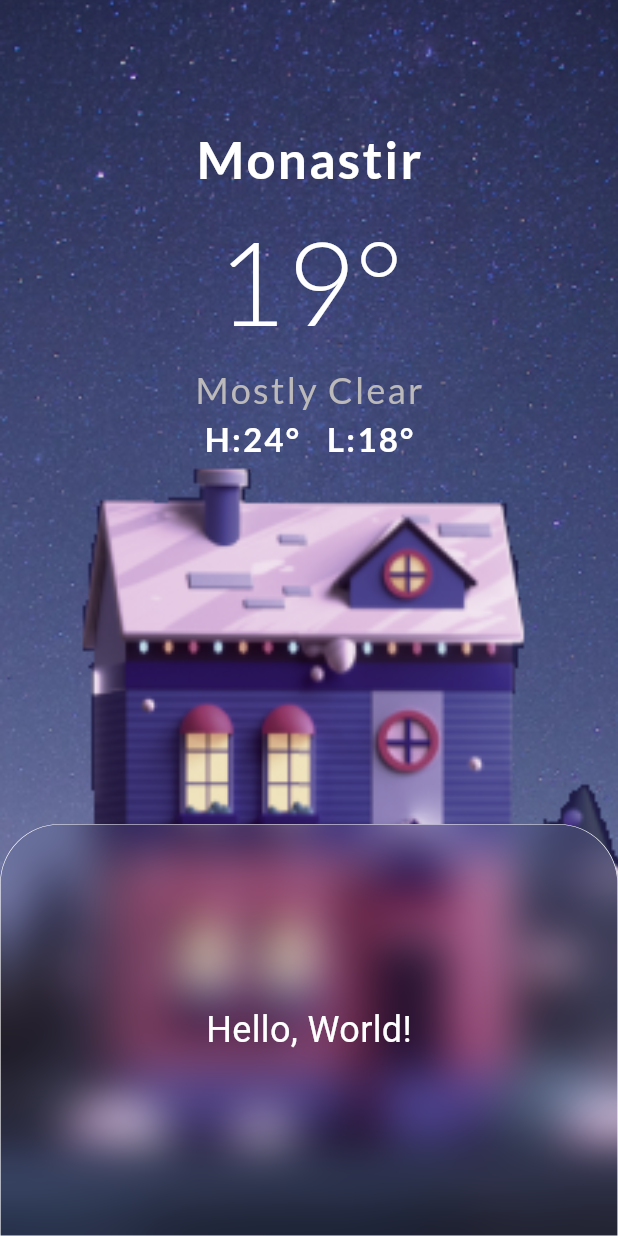
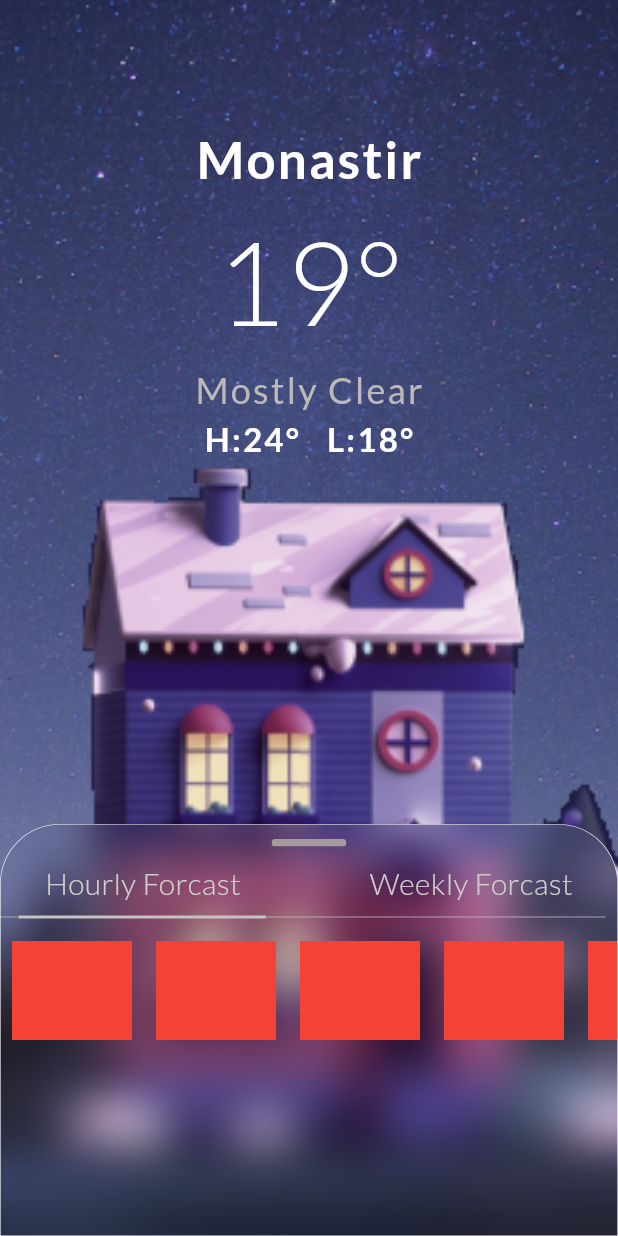
Before and after one commit to TarekLabidi/weather_app, a Flutter app: the screen it shows after launch, on a phone screen of 412 x 824 dp. Run offline on Flutter 3.47's test engine with Material 3 defaults, Android fonts, the phone set to English and light mode, and no system bars; our stand-ins replace google_fonts.

Commit message:
making progress in the bottom informations bar

```diff
--- a/lib/Views/components/bottom_informations_sheet.dart
+++ b/lib/Views/components/bottom_informations_sheet.dart
@@ -1,5 +1,6 @@
 import 'dart:ui';
 import 'package:flutter/material.dart';
+import 'package:weather_app/Views/components/weather_informations.dart';
 
 class BottomInformationsSheet extends StatelessWidget {
   const BottomInformationsSheet({Key? key});
@@ -11,8 +12,9 @@ class BottomInformationsSheet extends StatelessWidget {
     //Creating a blured Container with a white border
     return Stack(
       children: [
+        //Container blured
         ClipRRect(
-          borderRadius: BorderRadius.only(
+          borderRadius: const BorderRadius.only(
               topLeft: Radius.circular(40), topRight: Radius.circular(40)),
           child: BackdropFilter(
             filter: ImageFilter.blur(sigmaX: 15, sigmaY: 15),
@@ -21,10 +23,7 @@ class BottomInformationsSheet extends StatelessWidget {
               height: height / 3,
               color: Colors.transparent,
               child: const Center(
-                child: Text(
-                  'Hello, World!',
-                  style: TextStyle(color: Colors.white, fontSize: 24),
-                ),
+                child: WeatherInformations(),
               ),
             ),
           ),
@@ -35,7 +34,7 @@ class BottomInformationsSheet extends StatelessWidget {
           height: height / 3,
           decoration: BoxDecoration(
             border: Border.all(color: Colors.white, width: 0.4),
-            borderRadius: BorderRadius.only(
+            borderRadius: const BorderRadius.only(
               topLeft: Radius.circular(40),
               topRight: Radius.circular(40),
             ),
--- /dev/null
+++ b/lib/Views/components/weather_informations.dart
@@ -0,0 +1,99 @@
+import 'package:flutter/material.dart';
+import 'package:google_fonts/google_fonts.dart';
+
+class WeatherInformations extends StatelessWidget {
+  const WeatherInformations({super.key});
+
+  @override
+  Widget build(BuildContext context) {
+    return Column(
+      mainAxisAlignment: MainAxisAlignment.start,
+      crossAxisAlignment: CrossAxisAlignment.start,
+      children: [
+        const SizedBox(height: 10),
+        Center(
+          child: ClipRRect(
+            borderRadius: const BorderRadius.all(Radius.circular(20)),
+            child: Container(
+              width: 50,
+              height: 5,
+              color: const Color.fromARGB(255, 164, 155, 155),
+            ),
+          ),
+        ),
+        const SizedBox(height: 10),
+        Row(
+          mainAxisAlignment: MainAxisAlignment.start,
+          children: [
+            const SizedBox(
+              width: 30,
+            ),
+            Text(
+              "Hourly Forcast",
+              style: GoogleFonts.lato(
+                fontWeight: FontWeight.w300,
+                fontSize: 20,
+                color: Color.fromARGB(255, 209, 205, 205),
+              ),
+            ),
+            const Spacer(),
+            Text(
+              "Weekly Forcast",
+              style: GoogleFonts.lato(
+                fontWeight: FontWeight.w300,
+                fontSize: 20,
+                color: Color.fromARGB(255, 209, 205, 205),
+              ),
+            ),
+            const SizedBox(
+              width: 30,
+            ),
+          ],
+        ),
+        Row(
+          children: [
+            SizedBox(
+              width: MediaQuery.of(context).size.width * 0.03,
+              child: const Divider(
+                thickness: 0.5,
+                color: Color.fromARGB(255, 197, 194, 194),
+              ),
+            ),
+            SizedBox(
+              width: MediaQuery.of(context).size.width * 0.40,
+              child: const Divider(
+                thickness: 2,
+                color: Color.fromARGB(255, 197, 194, 194),
+              ),
+            ),
+            SizedBox(
+              width: MediaQuery.of(context).size.width * 0.55,
+              child: const Divider(
+                thickness: 0.5,
+                color: Color.fromARGB(255, 197, 194, 194),
+              ),
+            ),
+          ],
+        ),
+        SizedBox(
+          height: 82,
+          child: ListView.builder(
+              shrinkWrap: true,
+              scrollDirection: Axis.horizontal,
+              itemCount: 8,
+              itemBuilder: (context, index) {
+                return Padding(
+                  padding: const EdgeInsets.all(8.0),
+                  child: Container(
+                    color: Colors.red,
+                    height: 82,
+                    width: 80,
+                  ),
+                );
+              }),
+        ),
+        const Spacer(),
+      ],
+    );
+  }
+}
--- /dev/null
+++ b/lib/dummy_data.dart
@@ -0,0 +1,5 @@
+final Map dummydata = {
+  'temp': 18,
+  'time': '12:00h'
+      'icon'
+};
```
Also changed, not shown: assets/images/rain.png (added), assets/images/thunder.png (added).
